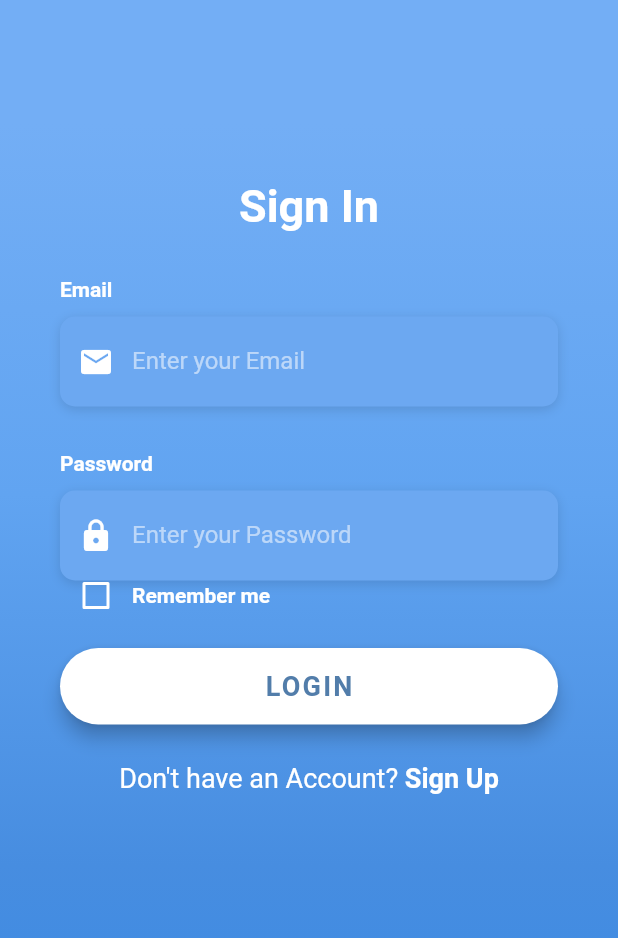
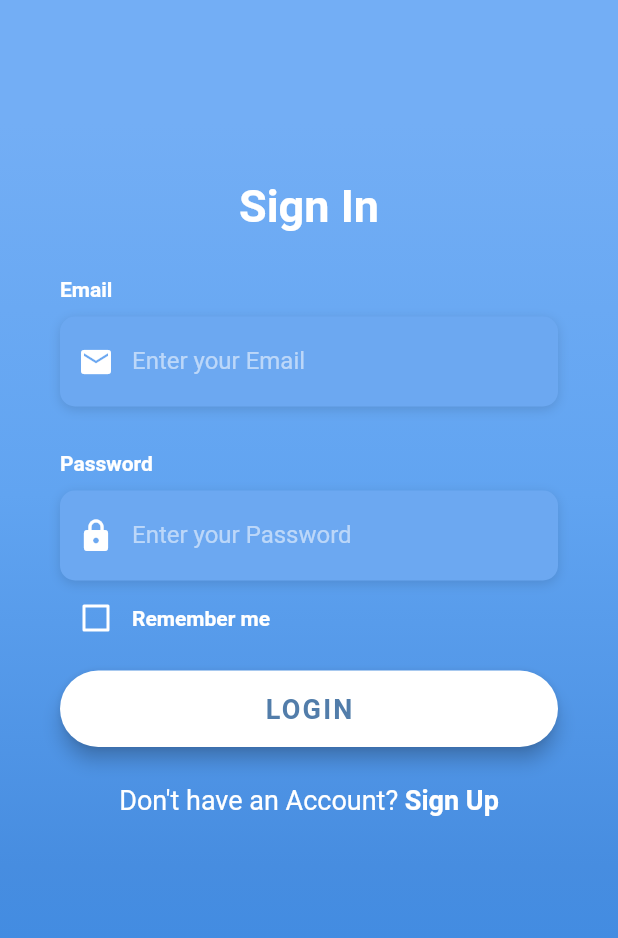
Before and after one commit to avixel/Hackathon_GroupeF, a Flutter app: the screen it shows after launch, on a phone screen of 412 x 824 dp. Shown: the top 938 px of the screen. Run offline on Flutter 3.47's test engine with Material 2 defaults, Android fonts, the phone set to English and light mode, and no system bars; our stand-ins replace cloud_firestore, firebase_auth, firebase_core, google_maps_flutter, location, open_file and 3 more; missing offline and left inert: google_maps_cluster_manager; accounts and stored records are empty; Roboto replaces fonts that are missing (OpenSans).

Commit message:
very little fix

```diff
--- a/lib/login.dart
+++ b/lib/login.dart
@@ -243,7 +243,9 @@ class _LoginScreenState extends State<LoginScreen> {
                         height: 30.0,
                       ),
                       _buildPasswordTF(),
-                      _buildRememberMeCheckbox(),
+                      Padding(
+                          padding: const EdgeInsets.fromLTRB(0, 15, 0, 0),
+                          child: _buildRememberMeCheckbox()),
                       _buildLoginBtn(),
                       _buildSignupBtn(),
                     ],
```
